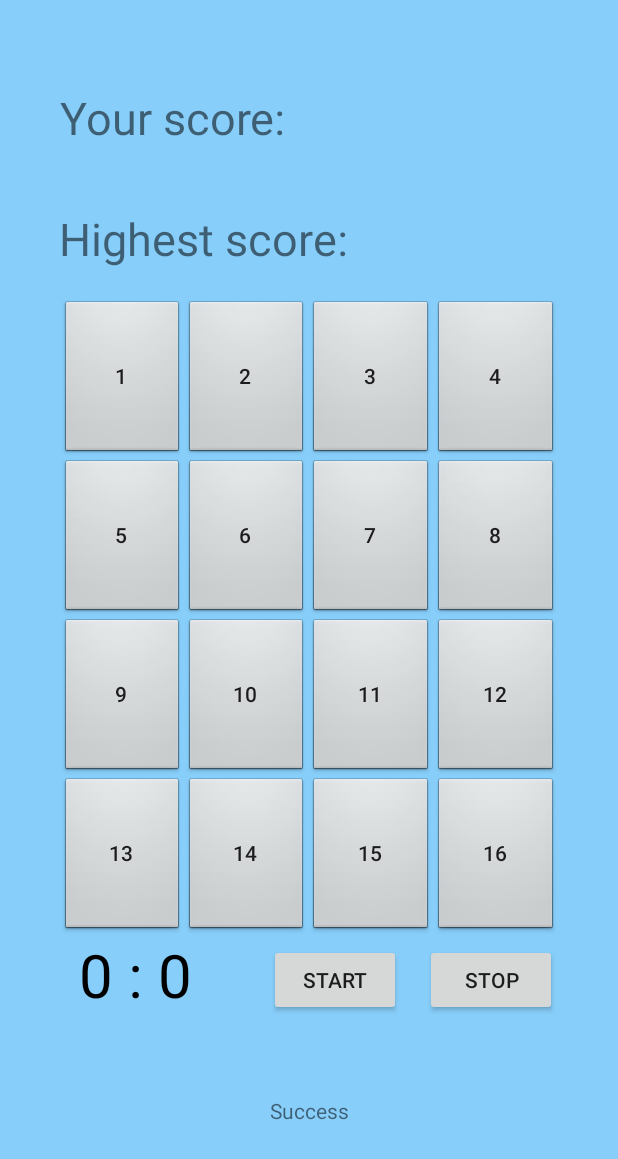
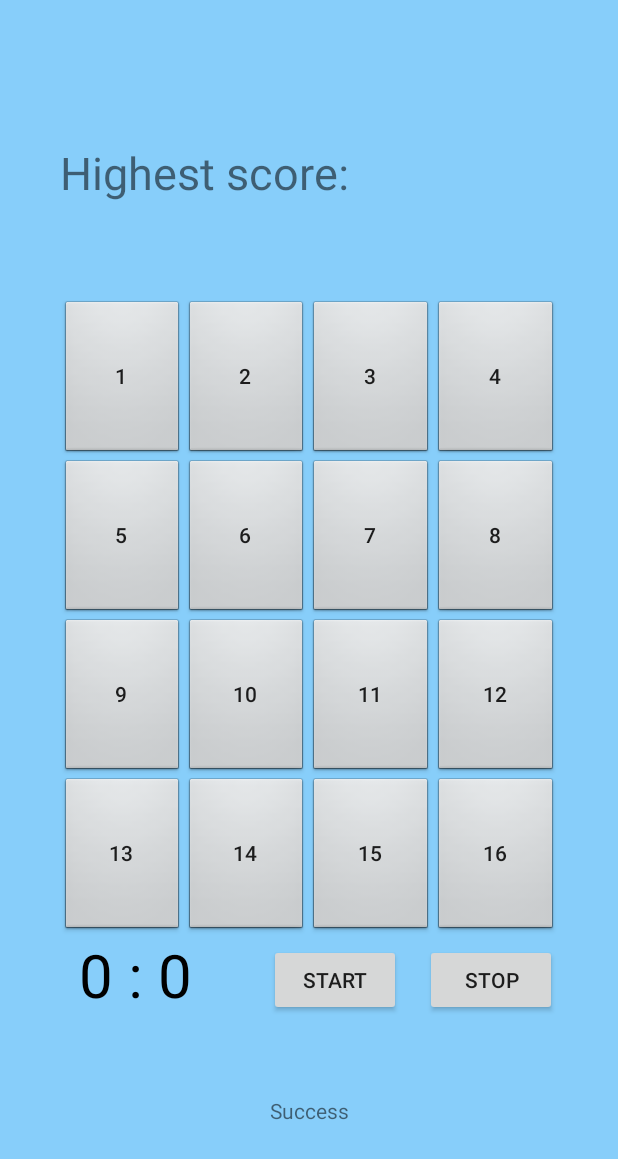
Before and after one commit to Mutaaa/kotlinsimplegame, an Android app: the screen it shows after launch (MainActivity), after a tap on "10", on a phone screen of 412 x 824 dp. Shown: the top 1159 px of the screen. Run offline under Robolectric (Android 15) with nearby library versions, the phone set to English and light mode, and no system bars; our stand-ins replace Firebase (no records; nobody signed in at launch, a user with empty details on screens opened directly), RxJava; libraries missing offline, so code that uses them is left out: com.jakewharton.rxbinding3, io.reactivex.internal, io.reactivex.rxkotlin; 2 statements that could not run were skipped.

Commit message:
Highest score fixed

```diff
--- a/1verProject/app/src/main/java/com/example/androidgame/MainActivity.kt
+++ b/1verProject/app/src/main/java/com/example/androidgame/MainActivity.kt
@@ -50,6 +50,7 @@ class MainActivity : AppCompatActivity() {
     val randomNo = ArrayList<Int>()
     var scores: MutableList<String> = mutableListOf()
     var scor = "LOL"
+    var highestString = ""
     private val disposable = CompositeDisposable()
     private val displayInitialState by lazy { resources.getString(R.string._0_0) }
     var boxes: ArrayList<Button> = arrayListOf()
@@ -182,30 +183,19 @@ class MainActivity : AppCompatActivity() {
     fun scoreReading(reference: DatabaseReference){
         reference.addValueEventListener(object : ValueEventListener {
             override fun onDataChange(dataSnapshot: DataSnapshot) {
-                var highest = 0
+                var highest = 99999
                  for (scoreSnapshot in dataSnapshot.children) {
 
                      var score = scoreSnapshot.getValue(String::class.java)
                      scor = score.toString()
                      val separate = scor.split(":")
                      val test = separate[0].toInt()*60 + separate[1].toInt()
-                     if(test < highest){
+                     if(test < highest && test != 0){
                          highest = test
+                         highestString = scor
                      }
-                     //var score = scoreSnapshot.getValue(String.class);
-                     //scores.add(scor)
-                     //println(score.toString())
-                     //textView_yourscore.setText(score.toString())
-
-
-                     /*for (score2 in scores){
-                         println(score2.toString())
-                     }*/
-
                 }
-                if(highest != 0) {
-                    textView_highscore.setText(highest.toString())
-                }
+                textView_highscore.setText("Highest score: "+highestString.toString())
             }
 
             override fun onCancelled(error: DatabaseError) {
@@ -291,11 +281,11 @@ class MainActivity : AppCompatActivity() {
             scoreId = ref.push().key.toString()
 
             userScore = text_view_countdown.text.toString()
-
-            ref.child(scoreId).setValue(userScore)
-            println("Score "+ userScore)
-            button_reset.callOnClick()
-
+            if(!userScore.equals("0:0")) {
+                ref.child(scoreId).setValue(userScore)
+                println("Score " + userScore)
+                button_reset.callOnClick()
+            }
 
         } else {
 
--- a/1verProject/app/src/main/res/layout/activity_main.xml
+++ b/1verProject/app/src/main/res/layout/activity_main.xml
@@ -254,31 +254,17 @@
         app:layout_constraintVertical_bias="0.908" />
 
 
-
-    <TextView
-        android:id="@+id/textView_yourscore"
-        android:layout_width="159dp"
-        android:layout_height="33dp"
-        android:text="Your score:"
-        android:textSize="30sp"
-        app:layout_constraintBottom_toBottomOf="parent"
-        app:layout_constraintEnd_toEndOf="parent"
-        app:layout_constraintHorizontal_bias="0.158"
-        app:layout_constraintStart_toStartOf="parent"
-        app:layout_constraintTop_toTopOf="parent"
-        app:layout_constraintVertical_bias="0.073" />
-
     <TextView
         android:id="@+id/textView_highscore"
-        android:layout_width="218dp"
-        android:layout_height="48dp"
+        android:layout_width="304dp"
+        android:layout_height="46dp"
         android:text="Highest score:"
         android:textSize="30sp"
         app:layout_constraintBottom_toBottomOf="parent"
         app:layout_constraintEnd_toEndOf="parent"
-        app:layout_constraintHorizontal_bias="0.203"
+        app:layout_constraintHorizontal_bias="0.373"
         app:layout_constraintStart_toStartOf="parent"
         app:layout_constraintTop_toTopOf="parent"
-        app:layout_constraintVertical_bias="0.179" />
+        app:layout_constraintVertical_bias="0.122" />
 
 </androidx.constraintlayout.widget.ConstraintLayout>
--- a/1verProject/build.gradle
+++ b/1verProject/build.gradle
@@ -8,7 +8,7 @@ buildscript {
 
     }
     dependencies {
-        classpath 'com.android.tools.build:gradle:3.5.1'
+        classpath 'com.android.tools.build:gradle:3.5.2'
         classpath 'com.google.gms:google-services:4.3.2'
         classpath "org.jetbrains.kotlin:kotlin-gradle-plugin:$kotlin_version"
         // NOTE: Do not place your application dependencies here; they belong
```
